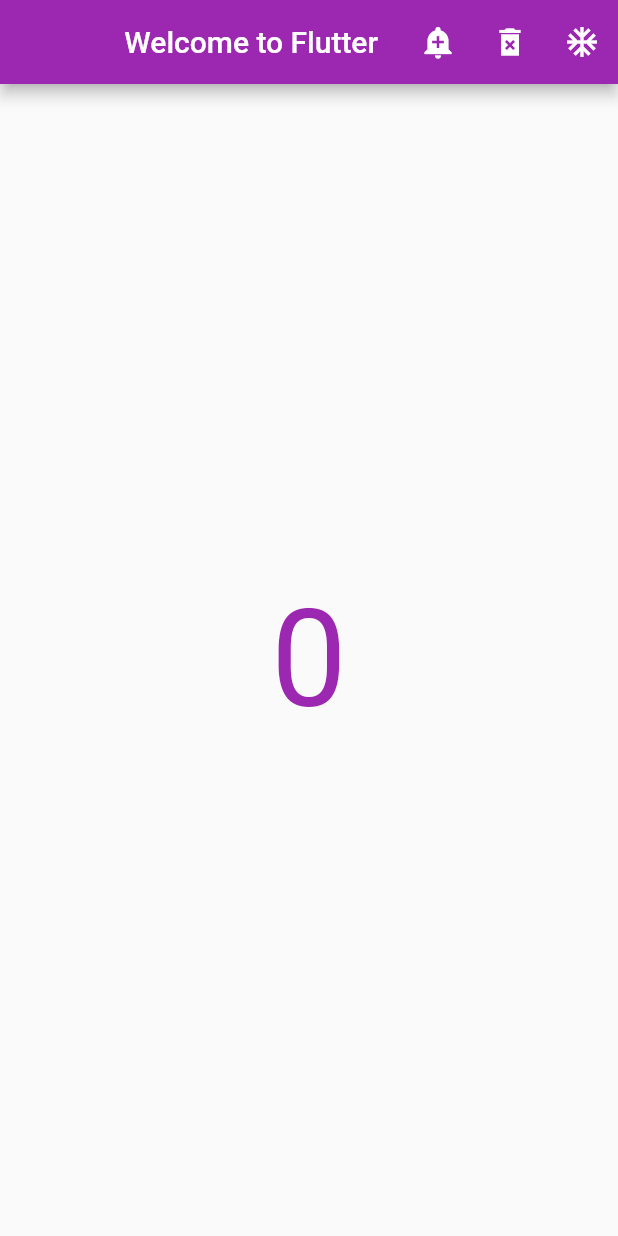
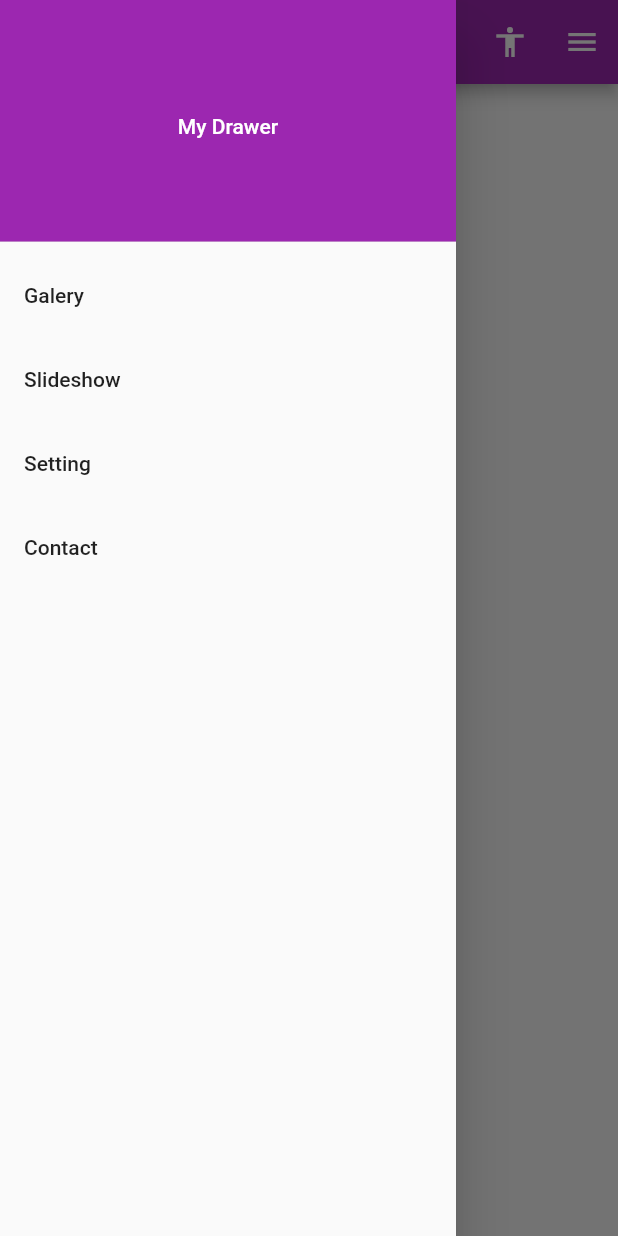
Before and after one commit to Thobif/flutter-d2-week9, a Flutter app: the screen it shows after launch, with the side drawer open (before the commit the screen has no drawer), on a phone screen of 412 x 824 dp. Run offline on Flutter 3.47's test engine with Material 2 defaults, Android fonts, the phone set to English and light mode, and no system bars.

Commit message:
'update'

```diff
--- /dev/null
+++ b/lib/screens/automatically_imply_lead.dart
@@ -0,0 +1,61 @@
+import 'package:flutter/material.dart';
+class AutomaticImplyLead extends StatefulWidget {
+  const AutomaticImplyLead({Key? key}) : super(key: key);
+  @override
+  State<AutomaticImplyLead> createState() => _AutomaticImplyLead();
+}
+
+class _AutomaticImplyLead extends State<AutomaticImplyLead> {
+  int count = 0;
+  @override
+  Widget build(BuildContext context) {
+    return Scaffold(
+      appBar: AppBar(
+        centerTitle: true,
+        title: Text("Appbar Title"),
+        actions: [
+          IconButton(
+              onPressed: () {
+                setState(() {
+                  count = count + 1;
+                });
+              },
+              icon: Icon(Icons.ac_unit)),
+          IconButton(
+              onPressed: () {
+                setState(() {
+                  count = count - 1;
+                });
+              },
+              icon: Icon(Icons.delete)),
+          IconButton(onPressed: () {}, icon: Icon(Icons.accessibility)),
+          PopupMenuButton(
+              icon: Icon(Icons.menu),
+              itemBuilder: (context) => [
+                PopupMenuItem(value: 1, child: Text("Facebook")),
+                PopupMenuItem(value: 2, child: Text("Instagram")),
+                PopupMenuItem(value: 3, child: Text("Twiter")),
+              ]),
+        ],
+        automaticallyImplyLeading: true,
+      ),
+      body: Center(child: Text("$count", style: TextStyle(fontSize: 59.0))),
+      drawer: Drawer(
+        child: ListView(
+          children: [
+            DrawerHeader(
+              decoration: BoxDecoration(color: Colors.purple),
+              child: Center(
+                  child:
+                  Text("My Drawer", style: TextStyle(color: Colors.white))),
+            ),
+            ListTile(title: Text("Galery")),
+            ListTile(title: Text("Slideshow")),
+            ListTile(title: Text("Setting")),
+            ListTile(title: Text("Contact")),
+          ],
+        ),
+      ),
+    );
+  }
+}
--- a/lib/screens/home.dart
+++ b/lib/screens/home.dart
@@ -1,6 +1,6 @@
 import 'package:flutter/material.dart';
-
-import 'appbar_demo.dart';
+import 'automatically_imply_lead.dart';
+import 'title_demo.dart';
 
 class MyApp extends StatelessWidget {
   const MyApp({Key? key}) : super(key: key);
@@ -10,7 +10,7 @@ class MyApp extends StatelessWidget {
     return MaterialApp(
       title: 'Flutter App Development',
       debugShowCheckedModeBanner: false,
-      home: const AppBarDemo(),
+      home: const AutomaticImplyLead(),
       theme: ThemeData(primarySwatch: Colors.purple),
     );
   }
```
Also changed, not shown: lib/screens/title_demo.dart (added, +50 -0 lines).
